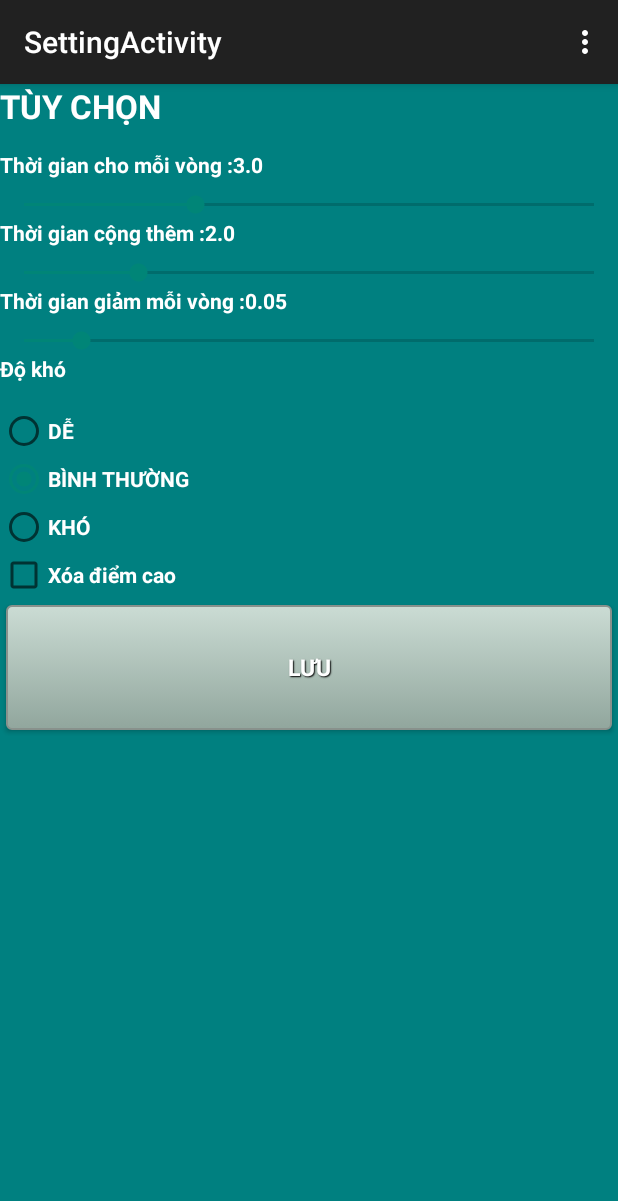
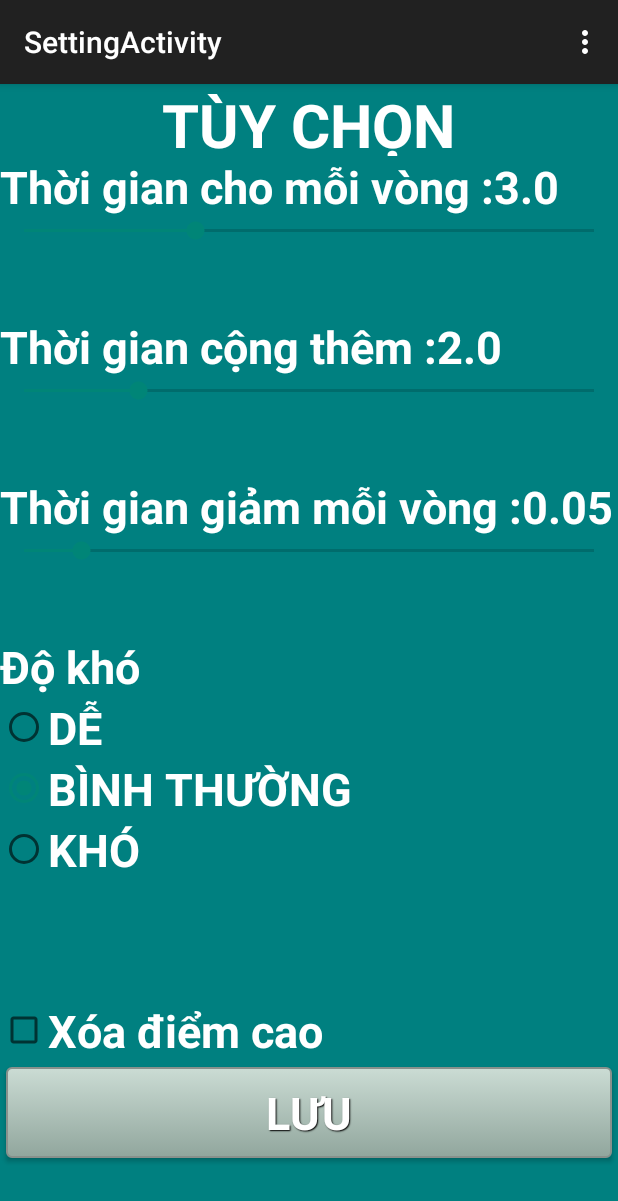
Before and after one commit to pgyami/App_for_assignment, an Android app: the SettingActivity screen opened directly, with no data from a screen before it, on a phone screen of 412 x 824 dp. Shown: the top 1201 px of the screen. Run offline under Robolectric (Android 15) with nearby library versions, the light colour scheme and no system bars.

Commit message:
update layout

```diff
--- a/app/src/main/res/layout/activity_setting.xml
+++ b/app/src/main/res/layout/activity_setting.xml
@@ -6,23 +6,34 @@
     <LinearLayout
         android:orientation="vertical"
         android:layout_width="match_parent"
-        android:layout_height="wrap_content">
+        android:layout_height="fill_parent"
+        android:weightSum="100">
 
         <TextView
-            android:layout_width="match_parent"
-            android:layout_height="44dp"
+            android:layout_width="wrap_content"
+            android:layout_height="0dp"
             android:textAppearance="?android:attr/textAppearanceLarge"
             android:text="@string/setting_title_text"
             android:id="@+id/setting_title_text"
             android:textColor="#FFFFFF"
-            android:textStyle="bold"/>
+            android:textStyle="bold"
+            android:textSize="40sp"
+            android:layout_weight="15"
+            android:layout_gravity="center_horizontal" />
+
+        <LinearLayout
+            android:orientation="vertical"
+            android:layout_width="fill_parent"
+            android:layout_height="wrap_content"
+            android:layout_weight="15">
 
             <TextView
                 android:layout_width="match_parent"
-            android:layout_height="27dp"
+                android:layout_height="wrap_content"
                 android:text="@string/time_setting_label"
                 android:id="@+id/time_setting_lable"
                 android:textColor="#FFFFFF"
+                android:textSize="30sp"
                 android:textStyle="bold" />
 
             <SeekBar
@@ -31,15 +42,23 @@
                 android:id="@+id/time_seekBar"
                 android:max="50"
                 android:textColor="#FFFFFF"
-            android:textStyle="bold"/>
+                android:textStyle="bold" />
+        </LinearLayout>
+
+        <LinearLayout
+            android:orientation="vertical"
+            android:layout_width="fill_parent"
+            android:layout_height="wrap_content"
+            android:layout_weight="15">
 
             <TextView
                 android:layout_width="match_parent"
-            android:layout_height="27dp"
+                android:layout_height="wrap_content"
                 android:text= "@string/adding_time_label"
+                android:textSize="30sp"
                 android:id="@+id/extratime_setting_label"
                 android:textColor="#FFFFFF"
-            android:textStyle="bold"/>
+                android:textStyle="bold" />
 
             <SeekBar
                 android:layout_width="match_parent"
@@ -48,30 +67,46 @@
                 android:layout_gravity="center_horizontal"
                 android:max="50"
                 android:textColor="#FFFFFF"
-            android:textStyle="bold"/>
+                android:textStyle="bold" />
+        </LinearLayout>
+
+        <LinearLayout
+            android:orientation="vertical"
+            android:layout_width="fill_parent"
+            android:layout_height="wrap_content"
+            android:layout_weight="15">
 
             <TextView
                 android:layout_width="match_parent"
-            android:layout_height="27dp"
+                android:layout_height="wrap_content"
                 android:id="@+id/decrease_time_label"
                 android:text="@string/decrease_time_label"
+                android:textSize="30sp"
                 android:textColor="#FFFFFF"
-            android:textStyle="bold"/>
+                android:textStyle="bold" />
 
             <SeekBar
                 android:layout_width="match_parent"
                 android:layout_height="wrap_content"
                 android:id="@+id/decrease_time_seekBar"
-            android:max="50"/>
+                android:max="50" />
+        </LinearLayout>
+
+        <LinearLayout
+            android:orientation="vertical"
+            android:layout_width="fill_parent"
+            android:layout_height="wrap_content"
+            android:layout_weight="25">
 
             <TextView
                 android:layout_width="match_parent"
-            android:layout_height="35dp"
+                android:layout_height="wrap_content"
                 android:text="@string/game_rank_label"
+                android:textSize="30sp"
                 android:id="@+id/rank_game_lable"
                 android:textColor="#FFFFFF"
-            android:textStyle="bold"
-             />
+                android:textStyle="bold" />
+
             <RadioGroup xmlns:android="http://schemas.android.com/apk/res/android"
                 android:layout_width="fill_parent"
                 android:layout_height="wrap_content"
@@ -81,6 +116,7 @@
                     android:layout_width="wrap_content"
                     android:layout_height="wrap_content"
                     android:text="@string/easy"
+                    android:textSize="30sp"
                     android:onClick="onRadioButtonClicked"
                     android:id="@+id/easy_radioButton"
                     android:textColor="#FFFFFF"
@@ -91,6 +127,7 @@
                     android:layout_width="wrap_content"
                     android:layout_height="wrap_content"
                     android:text="@string/normal"
+                    android:textSize="30sp"
                     android:onClick="onRadioButtonClicked"
                     android:id="@+id/normal_radioButton"
                     android:textColor="#FFFFFF"
@@ -100,31 +137,41 @@
                     android:layout_width="wrap_content"
                     android:layout_height="wrap_content"
                     android:text="@string/hard"
+                    android:textSize="30sp"
                     android:onClick="onRadioButtonClicked"
                     android:id="@+id/hard_radioButton"
                     android:textColor="#FFFFFF"
                     android:textStyle="bold"/>
             </RadioGroup>
+        </LinearLayout>
+
+        <LinearLayout
+            android:orientation="vertical"
+            android:layout_width="fill_parent"
+            android:layout_height="wrap_content"
+            android:layout_weight="15">
 
             <CheckBox
                 android:layout_width="match_parent"
                 android:layout_height="wrap_content"
                 android:id="@+id/reset_hiscore_checkBox"
                 android:text="@string/reset_hiscore_label"
+                android:textSize="30sp"
                 android:onClick="resetHiscore"
                 android:singleLine="true"
                 android:textColor="#FFFFFF"
-            android:textStyle="bold"/>
+                android:textStyle="bold" />
 
             <Button
                 android:layout_width="match_parent"
-            android:layout_height="83dp"
+                android:layout_height="wrap_content"
                 android:text="@string/save_button"
                 android:id="@+id/save_button"
                 android:onClick="showMain"
                 style="@style/btnStyleMenu"
                 android:layout_margin="4dp"
-             />
+                android:textSize="30sp" />
+        </LinearLayout>
 
     </LinearLayout>
 
```
Also changed, not shown: app/src/main/AndroidManifest.xml (+8 -0 lines), app/src/main/java/com/example/kuson/app_for_assignment/GameActivity.java (+29 -13 lines), app/src/main/res/layout/activity_game.xml (+9 -7 lines), app/src/main/res/layout/activity_main.xml (+8 -7 lines), app/src/main/res/layout/activity_result.xml (+32 -21 lines). Lines whose indentation alone changed are shown as unchanged.
